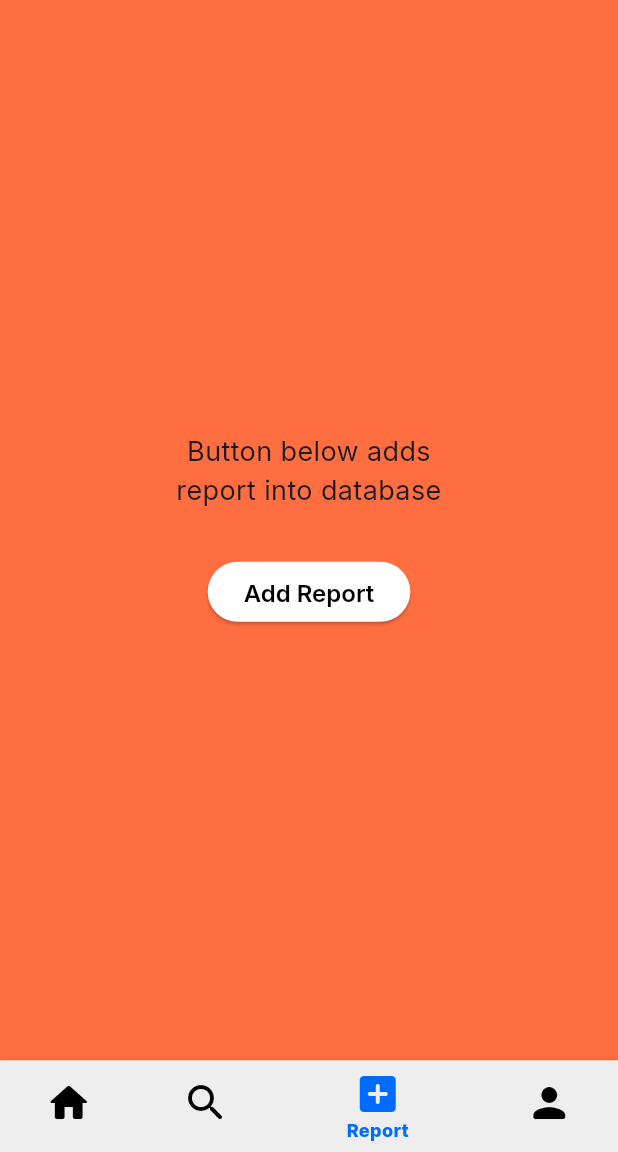
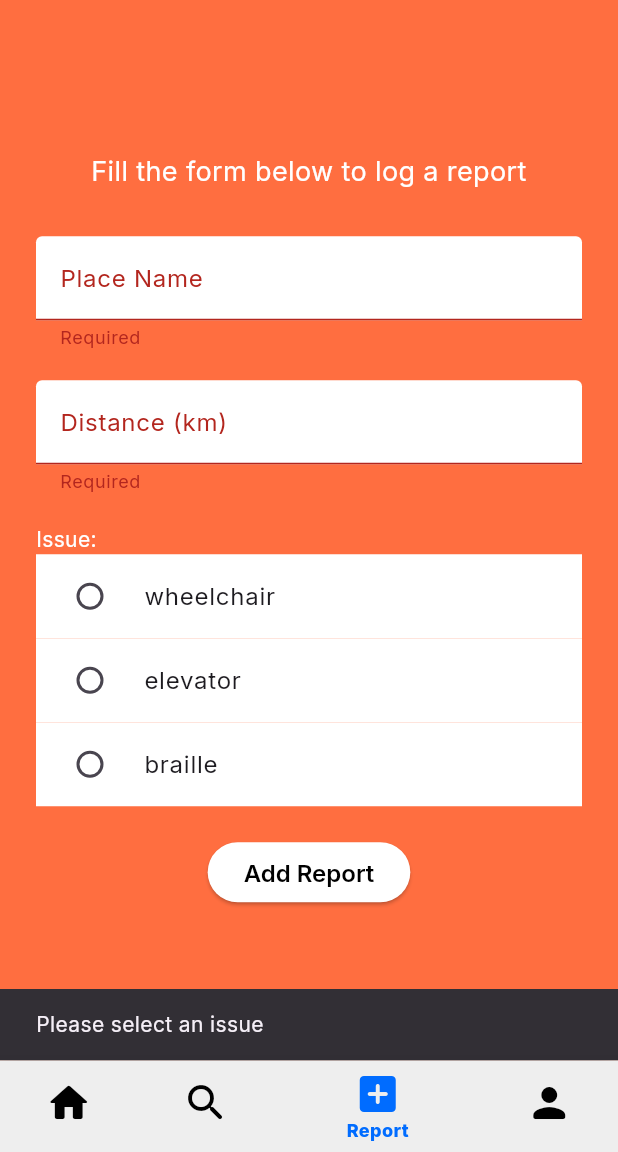
Before and after one commit to simaopsbarbosa/Inclui, a Flutter app: the screen it shows after launch, item 3 of the bottom bar chosen, after a tap on "Add Report", on a phone screen of 412 x 824 dp, the part 84-1236 px from its top. Run offline on Flutter 3.47's test engine with Material 3 defaults, Android fonts, the light colour scheme and no system bars; our stand-ins replace firebase_auth, firebase_core, firebase_database, geolocator, google_fonts; accounts and stored records are empty; generated files the repository leaves out were written again.

Commit message:
added skeleton necessary to start working on issues based on filtering reports

```diff
--- a/src/inclui/lib/main.dart
+++ b/src/inclui/lib/main.dart
@@ -5,6 +5,7 @@ import 'package:firebase_database/firebase_database.dart';
 import 'package:geolocator/geolocator.dart';
 import 'firebase_options.dart';
 import 'login_page.dart';
+import 'package:inclui/report_page.dart';
 
 void main() async {
   WidgetsFlutterBinding.ensureInitialized();
@@ -225,7 +226,7 @@ class SearchPage extends StatefulWidget {
 
 class _SearchPageState extends State<SearchPage> {
   final DatabaseReference _database = FirebaseDatabase.instance.ref();
-  List<String> _reports = [];
+  List<Map<String, dynamic>> _reports = [];
 
   @override
   void initState() {
@@ -237,10 +238,15 @@ class _SearchPageState extends State<SearchPage> {
     _database.child('reports').onValue.listen((event) {
       final data = event.snapshot.value;
       if (data != null && data is Map) {
-        List<String> newReports = [];
+        List<Map<String, dynamic>> newReports = [];
         data.forEach((key, value) {
-          if (value is Map && value.containsKey('timestamp')) {
-            newReports.add(value['timestamp']);
+          if (value is Map) {
+            newReports.add({
+              'timestamp': value['timestamp'] ?? '',
+              'name': value['name'] ?? 'Unknown Place',
+              'issue': value['issue'] ?? 'Unknown Issue',
+              'distance': value['distance']?.toString() ?? '0',
+            });
           }
         });
 
@@ -278,14 +284,12 @@ class _SearchPageState extends State<SearchPage> {
             Row(
               mainAxisAlignment: MainAxisAlignment.spaceBetween,
               children: [
-                Padding(
-                  padding: const EdgeInsets.all(8.0),
-                  child: Text(
-                    'Reports',
-                    style: GoogleFonts.inter(
-                      fontSize: 24,
-                      fontWeight: FontWeight.w700,
-                    ),
+                Text(
+                  'Reports',
+                  style: GoogleFonts.inter(
+                    fontSize: 24,
+                    fontWeight: FontWeight.w700,
+                    color: Colors.white,
                   ),
                 ),
                 if (_reports.isNotEmpty)
@@ -307,71 +311,38 @@ class _SearchPageState extends State<SearchPage> {
                         'No reports found',
                         style: GoogleFonts.inter(
                           fontSize: 18,
+                          color: Colors.white,
                         ),
                       ),
                     )
                   : ListView.builder(
                       itemCount: _reports.length,
                       itemBuilder: (context, index) {
+                        final report = _reports[index];
                         return Card(
-                          color: Colors.grey.shade100,
-                          margin: EdgeInsets.symmetric(vertical: 5),
+                          color: Colors.white,
+                          margin: EdgeInsets.symmetric(vertical: 6),
                           child: ListTile(
                             leading: Icon(Icons.report, color: Colors.black),
                             title: Text(
-                              'Report #${index + 1}',
+                              report['name'],
                               style: GoogleFonts.inter(
                                 fontSize: 16,
                                 fontWeight: FontWeight.w600,
                               ),
                             ),
-                            subtitle: Text(
-                              _reports[index],
-                              style: GoogleFonts.inter(fontSize: 14),
+                            subtitle: Column(
+                              crossAxisAlignment: CrossAxisAlignment.start,
+                              children: [
+                                Text('Issue: ${report['issue']}'),
+                                Text('Distance: ${report['distance']} km'),
+                                Text('Date: ${report['timestamp']}'),
+                              ],
                             ),
                           ),
                         );
                       },
                     ),
-            ),
-          ],
-        ),
-      ),
-    );
-  }
-}
-
-class ReportPage extends StatelessWidget {
-  final DatabaseReference _database = FirebaseDatabase.instance.ref();
-
-  void _logReport() {
-    final timestamp = DateTime.now().toString();
-    _database.child('reports').push().set({'timestamp': timestamp});
-  }
-
-  @override
-  Widget build(BuildContext context) {
-    return Container(
-      color: Colors.deepOrangeAccent,
-      child: Center(
-        child: Column(
-          mainAxisAlignment: MainAxisAlignment.center,
-          children: [
-            Text(
-              'Button below adds \nreport into database',
-              textAlign: TextAlign.center,
-              style: GoogleFonts.inter(fontSize: 18),
-            ),
-            SizedBox(height: 30),
-            ElevatedButton(
-              onPressed: _logReport,
-              style: ElevatedButton.styleFrom(
-                backgroundColor: Colors.white,
-                foregroundColor: Colors.black,
-                textStyle: GoogleFonts.inter(
-                    fontSize: 16, fontWeight: FontWeight.w600),
-              ),
-              child: Text('Add Report'),
             ),
           ],
         ),
--- /dev/null
+++ b/src/inclui/lib/report_page.dart
@@ -0,0 +1,130 @@
+import 'package:flutter/material.dart';
+import 'package:google_fonts/google_fonts.dart';
+import 'package:firebase_database/firebase_database.dart';
+
+class ReportPage extends StatefulWidget {
+  @override
+  _ReportPageState createState() => _ReportPageState();
+}
+
+class _ReportPageState extends State<ReportPage> {
+  final DatabaseReference _database = FirebaseDatabase.instance.ref();
+  final _formKey = GlobalKey<FormState>();
+
+  final TextEditingController _nameController = TextEditingController();
+  final TextEditingController _distanceController = TextEditingController();
+
+  String? _selectedIssue;
+
+  void _logReport() {
+    if (_formKey.currentState!.validate() && _selectedIssue != null) {
+      final timestamp = DateTime.now().toString();
+      final name = _nameController.text.trim();
+      final issue = _selectedIssue!;
+      final distance = int.tryParse(_distanceController.text.trim()) ?? 0;
+
+      _database.child('reports').push().set({
+        'timestamp': timestamp,
+        'name': name,
+        'issue': issue,
+        'distance': distance,
+      });
+
+      ScaffoldMessenger.of(context).showSnackBar(
+        SnackBar(content: Text('Report added')),
+      );
+
+      _formKey.currentState!.reset();
+      _nameController.clear();
+      _distanceController.clear();
+      setState(() => _selectedIssue = null);
+    } else if (_selectedIssue == null) {
+      ScaffoldMessenger.of(context).showSnackBar(
+        SnackBar(content: Text('Please select an issue')),
+      );
+    }
+  }
+
+  @override
+  Widget build(BuildContext context) {
+    return Scaffold(
+      backgroundColor: Colors.deepOrangeAccent,
+      body: Center(
+        child: SingleChildScrollView(
+          padding: EdgeInsets.all(24),
+          child: Form(
+            key: _formKey,
+            child: Column(
+              children: [
+                Text(
+                  'Fill the form below to log a report',
+                  textAlign: TextAlign.center,
+                  style: GoogleFonts.inter(fontSize: 18, color: Colors.white),
+                ),
+                SizedBox(height: 30),
+                TextFormField(
+                  controller: _nameController,
+                  decoration: InputDecoration(
+                    filled: true,
+                    fillColor: Colors.white,
+                    labelText: 'Place Name',
+                  ),
+                  validator: (value) =>
+                      value == null || value.trim().isEmpty ? 'Required' : null,
+                ),
+                SizedBox(height: 20),
+                TextFormField(
+                  controller: _distanceController,
+                  decoration: InputDecoration(
+                    filled: true,
+                    fillColor: Colors.white,
+                    labelText: 'Distance (km)',
+                  ),
+                  keyboardType: TextInputType.number,
+                  validator: (value) {
+                    if (value == null || value.trim().isEmpty)
+                      return 'Required';
+                    final number = int.tryParse(value);
+                    if (number == null || number < 0)
+                      return 'Enter a valid number';
+                    return null;
+                  },
+                ),
+                SizedBox(height: 20),
+                Column(
+                  crossAxisAlignment: CrossAxisAlignment.start,
+                  children: [
+                    Text('Issue:',
+                        style: GoogleFonts.inter(color: Colors.white)),
+                    ...['wheelchair', 'elevator', 'braille'].map((issue) {
+                      return RadioListTile<String>(
+                        title: Text(issue, style: GoogleFonts.inter()),
+                        value: issue,
+                        groupValue: _selectedIssue,
+                        onChanged: (value) {
+                          setState(() => _selectedIssue = value);
+                        },
+                        tileColor: Colors.white,
+                      );
+                    }).toList(),
+                  ],
+                ),
+                SizedBox(height: 20),
+                ElevatedButton(
+                  onPressed: _logReport,
+                  style: ElevatedButton.styleFrom(
+                    backgroundColor: Colors.white,
+                    foregroundColor: Colors.black,
+                    textStyle: GoogleFonts.inter(
+                        fontSize: 16, fontWeight: FontWeight.w600),
+                  ),
+                  child: Text('Add Report'),
+                ),
+              ],
+            ),
+          ),
+        ),
+      ),
+    );
+  }
+}
```
Also changed, not shown: 1 other file.
